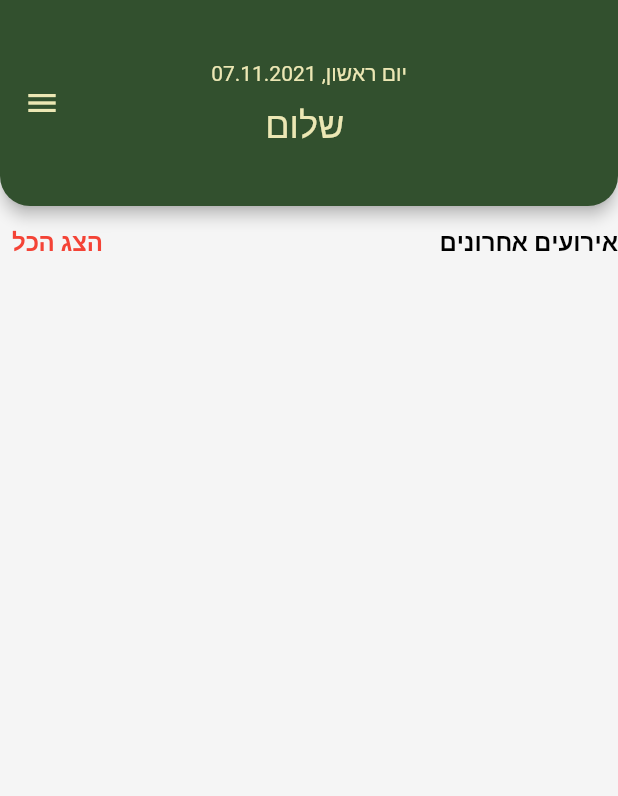
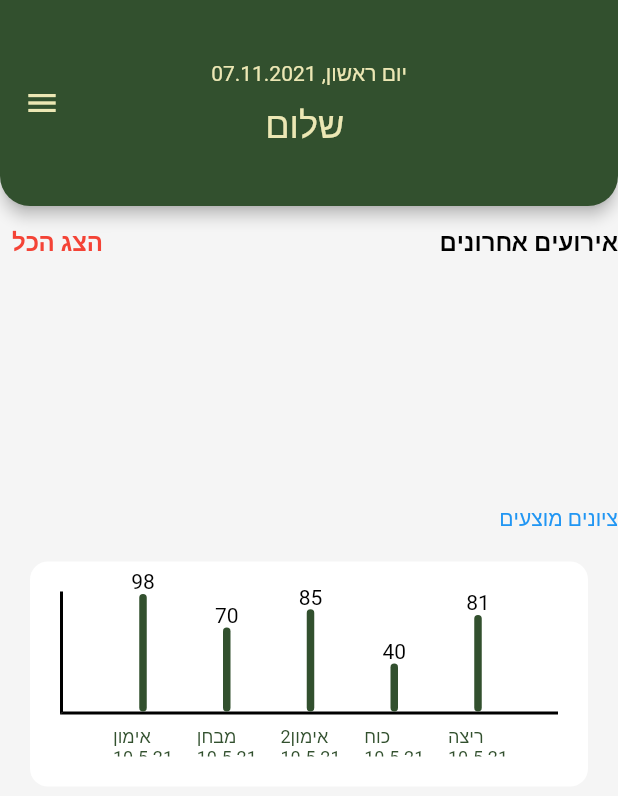
Before and after one commit to shacharmiron/idfitness-lite, a Flutter app: the HomeScreen screen opened by its route, on a phone screen of 412 x 824 dp. Shown: the top 796 px of the screen. Run offline on Flutter 3.47's test engine with Material 2 defaults, Android fonts, the phone set to English and light mode, and no system bars; drawn by our look-alikes of fl_chart; accounts and stored records are empty; generated files the repository leaves out were written again; network calls fail.

Commit message:
Finished graph with 'dry' data

```diff
--- a/client/idfitness_lite/lib/screens/home_screen.dart
+++ b/client/idfitness_lite/lib/screens/home_screen.dart
@@ -4,6 +4,7 @@ import 'package:provider/provider.dart';
 
 import '../entities/user.dart';
 import '../widgets/last_events.dart';
+import '../widgets/avg_results.dart';
 import '../providers/events_provider.dart';
 import '../providers/user_provider.dart';
 
@@ -70,6 +71,7 @@ class _HomeScreenState extends State<HomeScreen> {
         child: Column(
           children: [
             LastEvents(),
+            AvgResults(),
           ],
         ),
       ),
--- /dev/null
+++ b/client/idfitness_lite/lib/widgets/avg_results.dart
@@ -0,0 +1,96 @@
+import 'package:flutter/material.dart';
+import 'package:fl_chart/fl_chart.dart';
+
+class AvgResults extends StatelessWidget {
+  const AvgResults({Key? key}) : super(key: key);
+
+  @override
+  Widget build(BuildContext context) {
+    const int passingResult = 60;
+    List<double> data = [98, 70, 85.124, 40.1, 80.5];
+    List<String> textData = [
+      'אימון',
+      'מבחן',
+      'אימון2',
+      'כוח',
+      'ריצה',
+    ];
+
+    return Column(crossAxisAlignment: CrossAxisAlignment.end, children: [
+      const Text("ציונים מוצעים"),
+      Container(
+        padding: const EdgeInsets.all(20),
+        margin: const EdgeInsets.all(20),
+        height: 150,
+        decoration: BoxDecoration(
+          color: Colors.white,
+          borderRadius: BorderRadius.circular(12),
+        ),
+        child: BarChart(
+          BarChartData(
+            barTouchData: BarTouchData(
+              touchTooltipData: BarTouchTooltipData(
+                tooltipBgColor: Colors.transparent,
+                tooltipMargin: 0,
+                tooltipPadding: const EdgeInsets.all(0),
+                getTooltipItem: (group, groupIndex, rod, rodIndex) {
+                  return BarTooltipItem(
+                    rod.y.round().toString(),
+                    const TextStyle(color: Colors.black),
+                  );
+                },
+              ),
+            ),
+            gridData: FlGridData(show: false),
+            maxY: 100,
+            rangeAnnotations: RangeAnnotations(horizontalRangeAnnotations: [
+              HorizontalRangeAnnotation(
+                y1: passingResult + 1,
+                y2: passingResult - 1,
+                color: const Color.fromRGBO(209, 172, 39, 1),
+              ),
+            ]),
+            borderData: FlBorderData(
+              border: const Border(
+                bottom: BorderSide(color: Colors.black, width: 2),
+                left: BorderSide(color: Colors.black, width: 2),
+              ),
+            ),
+            titlesData: FlTitlesData(
+              rightTitles: SideTitles(showTitles: false),
+              leftTitles: SideTitles(showTitles: false),
+              topTitles: SideTitles(showTitles: false),
+              bottomTitles: SideTitles(
+                showTitles: true,
+                getTextStyles: (ctx, index) {
+                  return TextStyle(
+                    color: Theme.of(ctx).colorScheme.primary,
+                    fontSize: 12,
+                    fontWeight: FontWeight.w400,
+                  );
+                },
+                getTitles: (index) {
+                  return '${textData[index.toInt()]}\n10.5.21';
+                },
+              ),
+            ),
+            barGroups: List.generate(
+              data.length,
+              (index) => BarChartGroupData(
+                x: index,
+                barRods: [
+                  BarChartRodData(
+                    y: data[index],
+                    width: 5,
+                    colors: [Theme.of(context).colorScheme.primary],
+                  ),
+                ],
+                showingTooltipIndicators: [0],
+              ),
+            ),
+          ),
+        ),
+      ),
+    ]);
+  }
+}
--- a/client/idfitness_lite/pubspec.yaml
+++ b/client/idfitness_lite/pubspec.yaml
@@ -10,6 +10,7 @@ environment:
   sdk: ">=2.12.0 <3.0.0"
 
 dependencies:
+  fl_chart: ^0.40.2
   flutter:
     sdk: flutter
   flutter_localizations:
```
Also changed, not shown: client/idfitness_lite/pubspec.lock, 1 other file.
